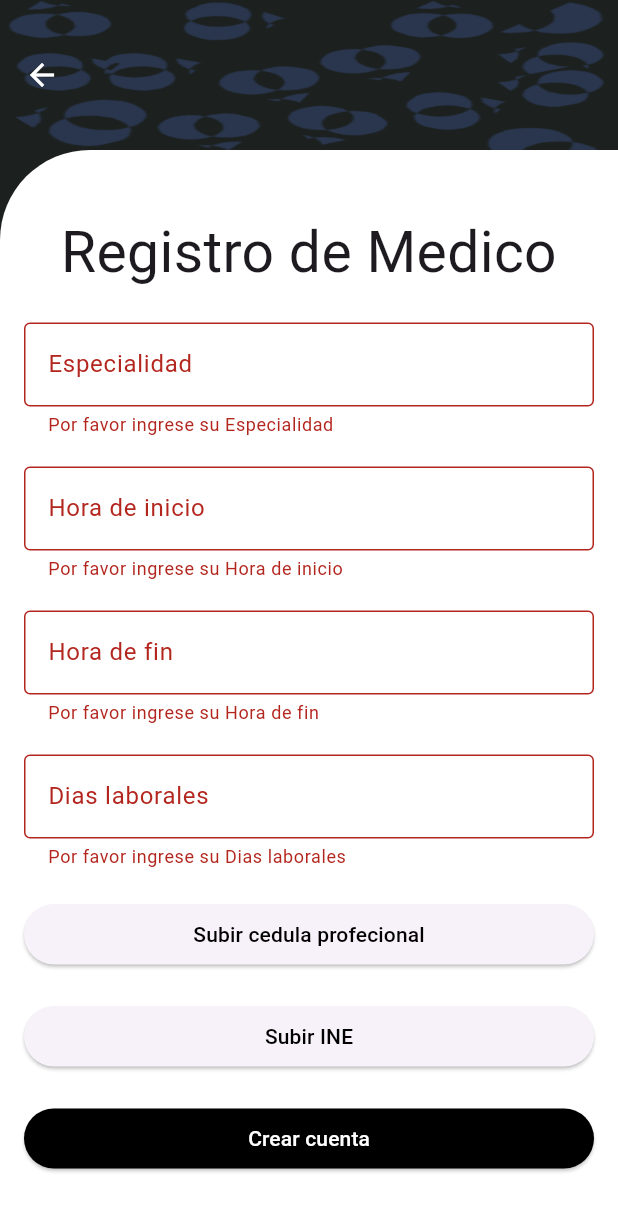
After one commit to MIGU3TR0N/uber_medico, a Flutter app: the DoctorDataScreen screen opened by its route, after a tap on "Crear cuenta", on a phone screen of 412 x 824 dp. The commit adds this screen. Shown: the top 1211 px of the screen. Run offline on Flutter 3.47's test engine with Material 3 defaults, Android fonts, the phone set to English and light mode, and no system bars; our stand-ins replace file_picker, simple_icons.

Commit message:
pantalla de registro de medicos acompletada

```diff
--- a/lib/main.dart
+++ b/lib/main.dart
@@ -1,4 +1,5 @@
 import 'package:flutter/material.dart';
+import 'package:uber_medico/screens/doctor_data_screen.dart';
 import 'package:uber_medico/screens/home_screen.dart';
 import 'package:uber_medico/screens/login_screen.dart';
 import 'package:uber_medico/screens/register_screen.dart';
@@ -16,6 +17,7 @@
       home: const LoginScreen(),
       routes: {
         "/register": (context) => const RegisterScreen(),
+        "/docDetails": (context) => const DoctorDataScreen(),
       },
     );
   }
--- /dev/null
+++ b/lib/screens/doctor_data_screen.dart
@@ -0,0 +1,182 @@
+import 'package:file_picker/file_picker.dart';
+import 'package:flutter/material.dart';
+
+class DoctorDataScreen extends StatefulWidget {
+  const DoctorDataScreen({super.key});
+
+  @override
+  State<DoctorDataScreen> createState() => _DoctorDataScreenState();
+}
+
+class _DoctorDataScreenState extends State<DoctorDataScreen> {
+  final _formKey = GlobalKey<FormState>();
+
+  // Controllers for the text fields
+  final _especialidadController = TextEditingController();
+  final _startHourController = TextEditingController();
+  final _finalHourController = TextEditingController();
+  final _daysController = TextEditingController();
+  String? selectedFile;
+  String? selectedFileINE;
+  @override
+  Widget build(BuildContext context) {
+    return Scaffold(
+      backgroundColor: Color(0xFF1c2120),
+      appBar: AppBar(
+        iconTheme: IconThemeData(color: Colors.white),
+        //backgroundColor: Colors.black,
+        flexibleSpace: Container(
+          decoration: BoxDecoration(
+            image: DecorationImage(
+              fit: BoxFit.fill,
+              image: AssetImage('assets/fondo.png',),
+            ),
+          ),
+        ),
+        actions: [
+          // right here the selected box
+          Container(
+            color: const Color.fromARGB(185, 255, 255, 255),
+          ),
+        ],
+        toolbarHeight: 100,
+      ),
+      body: Container(
+        decoration: BoxDecoration(
+          color: Colors.white,
+          borderRadius: BorderRadius.only(topLeft: Radius.circular(60))
+        ),
+        child: SafeArea(
+          child: Padding(
+            padding: const EdgeInsets.all(16.0),
+            child: Form(
+              key: _formKey,
+              child: Column(
+                mainAxisAlignment: MainAxisAlignment.center,
+                crossAxisAlignment: CrossAxisAlignment.stretch,
+                children: [
+                  // Car Icon (Use a suitable asset)
+                  Text('Registro de Medico', textAlign: TextAlign.center, style: TextStyle(fontSize: 38, ),), // Replace with your image
+
+                  SizedBox(height: 20),
+
+                  TextFormField(
+                    decoration: InputDecoration(
+                      labelText: 'Especialidad',
+                      border: OutlineInputBorder(),
+                    ),
+                    controller: _especialidadController,
+                    validator: (value) {
+                      if (value == null || value.isEmpty) {
+                        return 'Por favor ingrese su Especialidad';
+                      }
+                      return null;
+                    },
+                  ),
+                  SizedBox(height: 20),
+
+                  TextFormField(
+                    decoration: InputDecoration(
+                      labelText: 'Hora de inicio',
+                      border: OutlineInputBorder(),
+                    ),
+                    controller: _startHourController,
+                    validator: (value) {
+                      if (value == null || value.isEmpty) {
+                        return 'Por favor ingrese su Hora de inicio';
+                      }
+                      return null;
+                    },
+                  ),
+                  SizedBox(height: 20),
+
+                  TextFormField(
+                    decoration: InputDecoration(
+                      labelText: 'Hora de fin',
+                      border: OutlineInputBorder(),
+                    ),
+                    controller: _finalHourController,
+                    validator: (value) {
+                      if (value == null || value.isEmpty) {
+                        return 'Por favor ingrese su Hora de fin';
+                      }
+                      return null;
+                    },
+                  ),
+                  SizedBox(height: 20),
+
+                  TextFormField(
+                    decoration: InputDecoration(
+                      labelText: 'Dias laborales',
+                      border: OutlineInputBorder(),
+                    ),
+                    controller: _daysController,
+                    validator: (value) {
+                      if (value == null || value.isEmpty) {
+                        return 'Por favor ingrese su Dias laborales';
+                      }
+                      return null;
+                    },
+                  ),
+                  SizedBox(height: 20),
+
+                  ElevatedButton(
+                    onPressed: () async {
+                      await _pickFile();
+                    },
+                    child: Text('Subir cedula profecional', style: TextStyle(color: Colors.black)),
+                  ),
+                  SizedBox(height: 20),
+                  ElevatedButton(
+                    onPressed: () async {
+                      await _pickFileINE();
+                    },
+                    child: Text('Subir INE', style: TextStyle(color: Colors.black)),
+                  ),
+                  SizedBox(height: 20),
+
+                  ElevatedButton(
+                    style: ElevatedButton.styleFrom(
+                      backgroundColor: Colors.black,
+                    ),
+                    onPressed: () {
+                      if (_formKey.currentState!.validate()) {
+                        // Perform login logic here
+                        print('Login successful!');
+                      }
+                    },
+                    child: Text('Crear cuenta', style: TextStyle(color: Colors.white),),
+                  ),
+                  ],
+              ),
+            ),
+          ),
+        ),
+      ),
+    );
+  }
+  Future<void> _pickFile() async {
+    FilePickerResult? result = await FilePicker.platform.pickFiles(
+      type: FileType.custom,
+      allowedExtensions: ['pdf'],
+    );
+
+    if (result != null) {
+      setState(() {
+        selectedFile = result.files.single.path; // Store the path of the selected file
+      });
+    }
+  }
+  Future<void> _pickFileINE() async {
+    FilePickerResult? result = await FilePicker.platform.pickFiles(
+      type: FileType.custom,
+      allowedExtensions: ['pdf'],
+    );
+
+    if (result != null) {
+      setState(() {
+        selectedFileINE = result.files.single.path; // Store the path of the selected file
+      });
+    }
+  }
+}
--- a/pubspec.yaml
+++ b/pubspec.yaml
@@ -36,6 +36,7 @@
   # Use with the CupertinoIcons class for iOS style icons.
   cupertino_icons: ^1.0.8
   simple_icons: ^10.1.3
+  file_picker: ^8.1.3
 
 dev_dependencies:
   flutter_test:
```
Also changed, not shown: lib/screens/register_screen.dart (+22 -5 lines), pubspec.lock.
